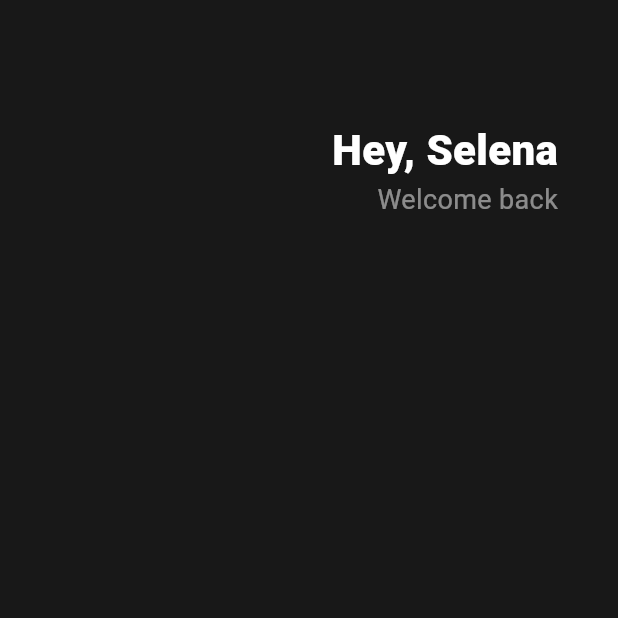
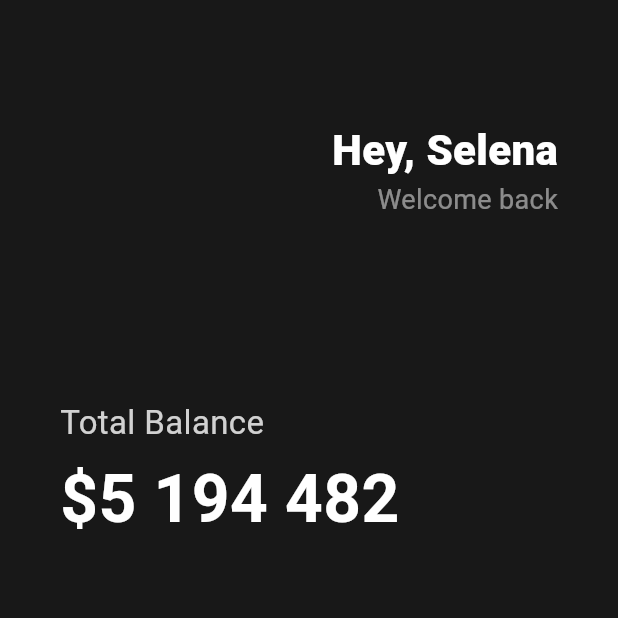
Before and after one commit to kijiwon/toonflix, a Flutter app: the screen it shows after launch, on a phone screen of 412 x 824 dp, the top half of it. Run offline on Flutter 3.47's test engine with Material 3 defaults, Android fonts, the phone set to English and light mode, and no system bars.

Commit message:
본문 text 추가

```diff
--- a/lib/main.dart
+++ b/lib/main.dart
@@ -30,8 +30,13 @@
           // 8. scaffold widget을 사용해 화면 구성
           backgroundColor: Color(0xFF181818), // custom color
           body: Padding(
-            padding: EdgeInsets.symmetric(horizontal: 40), // 수평 방향으로 여백 넣기
-            child: Column(children: [
+            padding: EdgeInsets.symmetric(
+              horizontal: 40,
+            ), // 수평 방향으로 여백 넣기
+            child: Column(
+              // 본문 정렬
+              crossAxisAlignment: CrossAxisAlignment.start,
+              children: [
                 // 여백 공간 넣기
                 SizedBox(
                   height: 80,
@@ -63,7 +68,29 @@
                     )
                   ],
                 ),
-            ]),
+                SizedBox(
+                  height: 120,
+                ),
+                Text(
+                  'Total Balance',
+                  style: TextStyle(
+                    fontSize: 22,
+                    color: Colors.white.withOpacity(0.8),
+                  ),
+                ),
+                SizedBox(
+                  height: 5,
+                ),
+                Text(
+                  '\$5 194 482', // \를 붙여 $를 기호로 사용
+                  style: TextStyle(
+                    fontSize: 44,
+                    fontWeight: FontWeight.w600,
+                    color: Colors.white,
+                  ),
+                )
+              ],
+            ),
           )),
     );
   }
```
Lines whose indentation alone changed are shown as unchanged.
